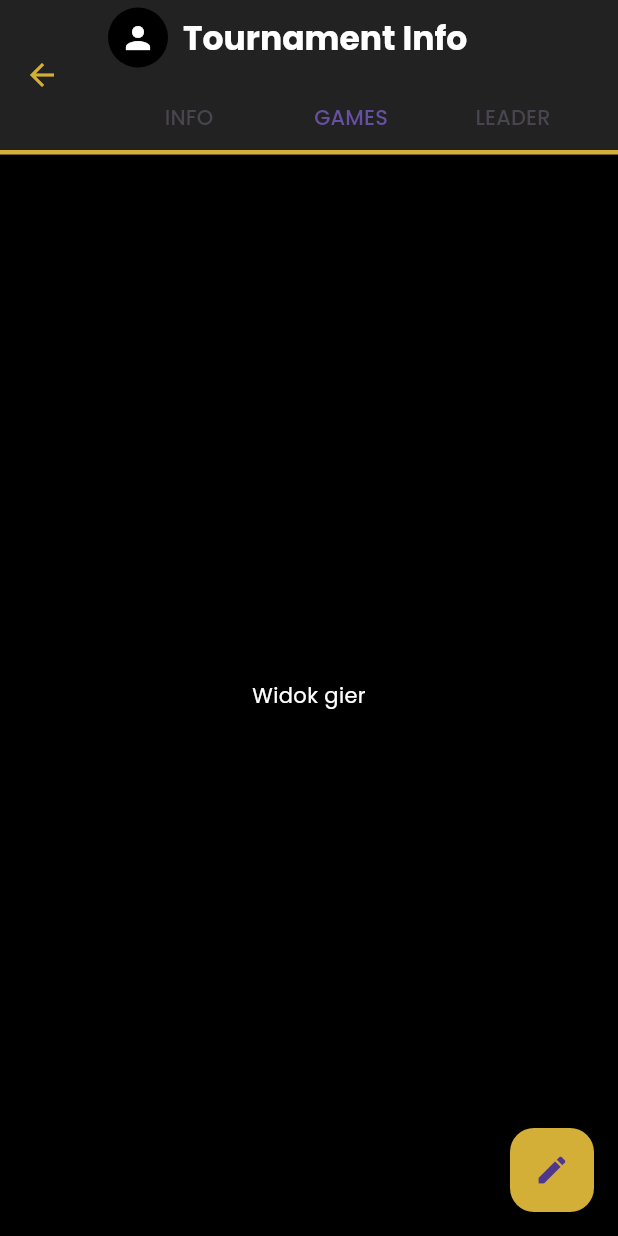
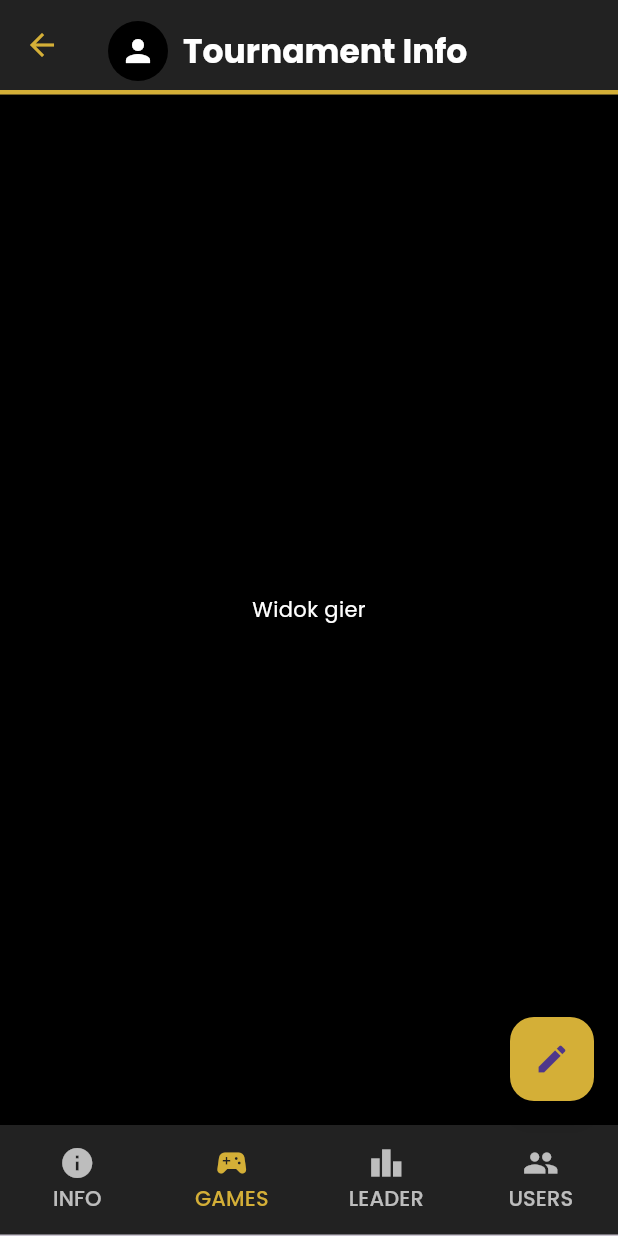
Before and after one commit to PrimalTeam/sportsy-front, a Flutter app: the TournamentInfoPage screen opened directly with empty values, tab 2 chosen, on a phone screen of 412 x 824 dp. Run offline on Flutter 3.47's test engine with Material 3 defaults, Android fonts, the phone set to English and light mode, and no system bars; our stand-ins replace dio, flutter_secure_storage, google_fonts, image_picker, jwt_decoder, loading_animation_widget; accounts and stored records are empty; network calls fail.

Commit message:
Refactor game and tournament screens for improved navigation and UI consistency

```diff
--- a/lib/screens/room_users_page.dart
+++ b/lib/screens/room_users_page.dart
@@ -7,10 +7,11 @@ class RoomUsersPage extends StatelessWidget {
   const RoomUsersPage({super.key, required this.roomId, required this.role});
   final String role;
   final int roomId;
+
   @override
   Widget build(BuildContext context) {
     return Scaffold(
-      appBar: MyAppBar(title: "Add users"),
+      appBar: MyAppBar(title: "Users in Room"),
       body: Column(
         crossAxisAlignment: CrossAxisAlignment.start,
         children: [
@@ -20,14 +21,16 @@ class RoomUsersPage extends StatelessWidget {
               style: TextStyle(fontSize: 18, fontWeight: FontWeight.bold),
             ),
           ),
-          RoomUsersList(roomId: roomId,),
-          if(role == "admin")
-          Center(
-            child: ElevatedButton(
-              onPressed: () {addUserToRoomWidget(context: context, roomId:  roomId, );},
-              child: Text("Add new Users"),
+          RoomUsersList(roomId: roomId),
+          if (role == "admin")
+            Center(
+              child: ElevatedButton(
+                onPressed: () {
+                  addUserToRoomWidget(context: context, roomId: roomId);
+                },
+                child: Text("Add new Users"),
+              ),
             ),
-          ),
         ],
       ),
     );
--- a/lib/screens/tournament_info.dart
+++ b/lib/screens/tournament_info.dart
@@ -7,7 +7,6 @@ import 'package:sportsy_front/widgets/bottom_app_bar.dart';
 import 'package:sportsy_front/dto/room_info_dto.dart';
 
 class TournamentInfoPage extends StatefulWidget {
-
   const TournamentInfoPage({super.key, required this.roomId});
   final int roomId;
 
@@ -20,11 +19,12 @@ class _TournamentInfoPageState extends State<TournamentInfoPage>
   late TabController _tabController;
   RoomInfoDto? _roomInfo;
   bool _isLoading = true;
+  String role = "admin"; // Przykład roli, dostosuj do swojego kontekstu
 
   @override
   void initState() {
     super.initState();
-    _tabController = TabController(length: 3, vsync: this);
+    _tabController = TabController(length: 4, vsync: this);
     _initializeData();
   }
 
@@ -54,11 +54,9 @@ Future<void> _initializeData() async {
   Widget build(BuildContext context) {
     return Scaffold(
       backgroundColor: AppColors.background,
-      appBar: MyAppBar(
-        title: 'Tournament Info',
-        appBarChild: buildBotomForAppBar(_tabController),
-      ),
-      body: _isLoading
+      appBar: MyAppBar(title: 'Tournament Info'),
+      body:
+          _isLoading
               ? Center(child: CircularProgressIndicator())
               : GestureDetector(
                 onHorizontalDragEnd: (DragEndDetails details) {
@@ -77,7 +75,10 @@ Future<void> _initializeData() async {
                   children: [
                     _buildInfoTab(),
                     Center(
-                    child: Text('Widok gier', style: TextStyle(color: Colors.white)),
+                      child: Text(
+                        'Widok gier',
+                        style: TextStyle(color: Colors.white),
+                      ),
                     ),
                     Center(
                       child: Text(
@@ -85,8 +86,18 @@ Future<void> _initializeData() async {
                         style: TextStyle(color: Colors.white),
                       ),
                     ),
+                    Center(
+                      child: Text(
+                        'Widok użytkowników',
+                        style: TextStyle(color: Colors.white),
+                      ),
+                    ),
                   ],
                 ),
+              ),
+      bottomNavigationBar: Material(
+        color: Colors.black,
+        child: buildBottomTabBar(context, _tabController, widget.roomId, role),
       ),
       floatingActionButton: FloatingActionButton(
         onPressed: () {
@@ -101,10 +112,7 @@ Future<void> _initializeData() async {
   Widget _buildInfoTab() {
     if (_roomInfo == null) {
       return Center(
-        child: Text(
-          'No data available',
-          style: TextStyle(color: Colors.white),
-        ),
+        child: Text('No data available', style: TextStyle(color: Colors.white)),
       );
     }
 
@@ -131,7 +139,6 @@ Future<void> _initializeData() async {
               style: TextStyle(fontSize: 18.0, color: AppColors.accent),
             ),
             const SizedBox(height: 24.0),
-
             Text(
               'Description',
               style: TextStyle(
@@ -146,7 +153,6 @@ Future<void> _initializeData() async {
               style: TextStyle(fontSize: 18.0, color: AppColors.accent),
             ),
             const SizedBox(height: 24.0),
-
             Text(
               'Date Start',
               style: TextStyle(
@@ -161,7 +167,6 @@ Future<void> _initializeData() async {
               style: TextStyle(fontSize: 18.0, color: AppColors.accent),
             ),
             const SizedBox(height: 24.0),
-
             Text(
               'Date End',
               style: TextStyle(
--- a/lib/widgets/bottom_app_bar.dart
+++ b/lib/widgets/bottom_app_bar.dart
@@ -1,8 +1,59 @@
 import 'package:flutter/material.dart';
+import 'package:sportsy_front/custom_colors.dart';
+import 'package:sportsy_front/screens/room_users_page.dart';
 
-Widget buildBotomForAppBar(var tabController) {
-  return TabBar(
-    controller: tabController,
-    tabs: const [Tab(text: 'INFO'), Tab(text: 'GAMES'), Tab(text: 'LEADER')],
+Widget buildBottomTabBar(
+  BuildContext context,
+  TabController tabController,
+  int roomId,
+  String role,
+) {
+  return SafeArea(
+    child: Material(
+      color: Colors.transparent,
+      child: Container(
+        decoration: BoxDecoration(
+          color: AppColors.primary,
+          boxShadow: [
+            BoxShadow(
+              color: Colors.black.withOpacity(0.1),
+              blurRadius: 6,
+              spreadRadius: 2,
+            ),
+          ],
+        ),
+        child: TabBar(
+          controller: tabController,
+          indicator: BoxDecoration(),
+          labelColor: AppColors.accent,
+          unselectedLabelColor: Colors.white70,
+          tabs: const [
+            Tab(icon: Icon(Icons.info), text: 'INFO'),
+            Tab(icon: Icon(Icons.sports_esports), text: 'GAMES'),
+            Tab(icon: Icon(Icons.leaderboard), text: 'LEADER'),
+            Tab(icon: Icon(Icons.people), text: 'USERS'),
+          ],
+          onTap: (index) {
+            if (index == 3) {
+              // Zakładka "USERS"
+              // Nawigacja do ekranu RoomUsersPage
+              Navigator.push(
+                context,
+                MaterialPageRoute(
+                  builder:
+                      (context) => RoomUsersPage(
+                        roomId: roomId, // Przekazanie ID pokoju
+                        role: role, // Przekazanie roli użytkownika
+                      ),
+                ),
+              );
+            } else {
+              // Jeśli kliknięto inną zakładkę, po prostu przełączaj TabBar
+              tabController.animateTo(index);
+            }
+          },
+        ),
+      ),
+    ),
   );
 }
```
Also changed, not shown: lib/screens/game_page.dart (+13 -13 lines), lib/widgets/game_home_widget.dart (+23 -9 lines), 5 other files. Lines whose indentation alone changed are shown as unchanged.
